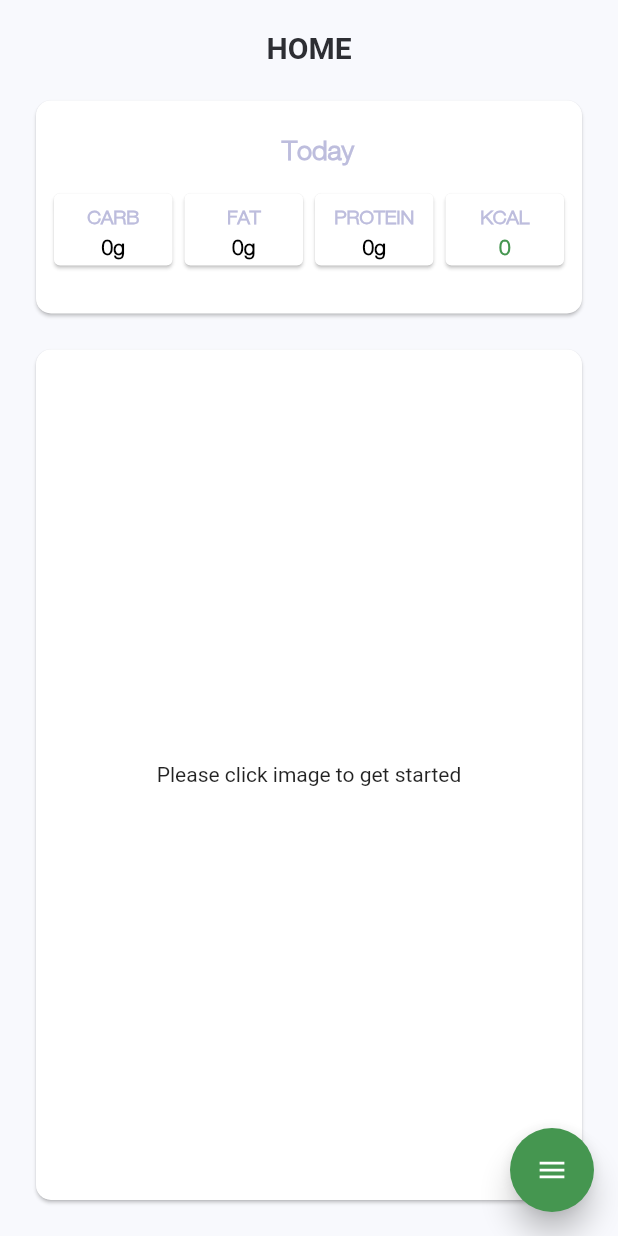
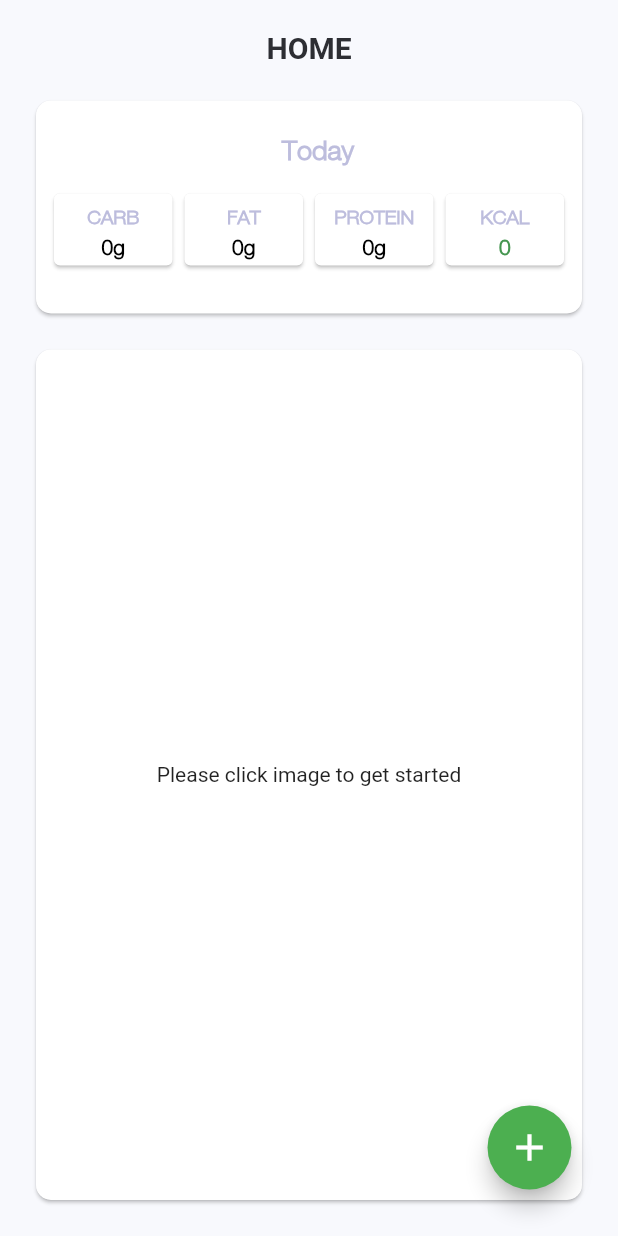
Before and after one commit to abhijeetAUR/FoodRonAi_Flutter, a Flutter app: the screen it shows after launch, on a phone screen of 412 x 824 dp. Run offline on Flutter 3.47's test engine with Material 2 defaults, Android fonts, the light colour scheme and no system bars; drawn by our look-alikes of flutter_speed_dial; our stand-ins replace flutter_spinkit, image_picker, shared_preferences, sqflite; missing offline and left inert: floating_search_bar, flutter_exif_rotation; accounts and stored records are empty.

Commit message:
changed speeddial floating widget with new widget to replace burger menu icon with add icon

```diff
--- a/food_ron_ai/lib/ui/HomePage.dart
+++ b/food_ron_ai/lib/ui/HomePage.dart
@@ -18,13 +18,14 @@ import 'package:http/http.dart' as http;
 import 'package:async/async.dart';
 import 'package:food_ron_ai/database/DatabaseHelper.dart';
 import 'package:food_ron_ai/database/DataModelImageMeta.dart';
+import 'dart:math' as math;
 
 class HomeScreen extends StatefulWidget {
   @override
   _HomeScreenState createState() => _HomeScreenState();
 }
 
-class _HomeScreenState extends State<HomeScreen> {
+class _HomeScreenState extends State<HomeScreen> with TickerProviderStateMixin {
   final ImageDataBloc _imageDataBloc = ImageDataBloc();
   final HomeListBloc _homeListBloc = HomeListBloc();
   File cimage;
@@ -39,6 +40,9 @@ class _HomeScreenState extends State<HomeScreen> {
   int count = 0;
   final authorizationToken = "96331CA0-7959-402E-8016-B7ABB3287A16";
   bool _fetchingResponse = false;
+  AnimationController _controller;
+  static const List<IconData> icons = const [ Icons.wallpaper, Icons.camera];
+  static const List<String> iconlabels = const [ "Gallery","Camera"];
 
   uploadImage(File imageFile) async {
     var returnCounterValue = ReturnCounterValue();
@@ -338,6 +342,10 @@ class _HomeScreenState extends State<HomeScreen> {
     getRecords();
     getTodaysRecordsFromDb();
     getAllSuggestionRecords();
+    _controller = new AnimationController(
+      vsync: this,
+      duration: const Duration(milliseconds: 500),
+    );
   }
 
   getAllSuggestionRecords() async {
@@ -915,11 +923,77 @@ class _HomeScreenState extends State<HomeScreen> {
       );
     }
 
+
+    floatingSpeedDial(){
+      return  Padding(
+        padding: EdgeInsets.only(bottom: 15, right: 15),
+              child: Column(
+                crossAxisAlignment: CrossAxisAlignment.end,
+          mainAxisSize: MainAxisSize.min,
+          children: new List.generate(icons.length, (int index) {
+            Widget child = new Container(
+              height: 70.0,
+              //width: 56.0,
+              alignment: FractionalOffset.topRight,
+              child: new ScaleTransition(
+                scale: new CurvedAnimation(
+                  parent: _controller,
+                  curve: new Interval(
+                    0.0,
+                    1.0 - index / icons.length / 2.0,
+                    curve: Curves.easeOut
+                  ),
+                ),
+                child: new FloatingActionButton.extended(
+                  heroTag: null,
+                  backgroundColor: Colors.green,
+                  label: Text("${iconlabels[index]}"),
+                  icon: Icon(icons[index], color: Colors.white,size: 20),
+                  onPressed: () {
+
+                    if(index==0){
+                      getImage(false);
+                      _controller.reverse();
+                    }else{
+                      getImage(true);
+                      _controller.reverse();
+                    }
+                  },
+                ),
+              ),
+            );
+            return child;
+          }).toList()..add(
+            FloatingActionButton(
+              heroTag: null,
+              child: new AnimatedBuilder(
+                animation: _controller,
+                builder: (BuildContext context, Widget child) {
+                  return new Transform(
+                    transform: new Matrix4.rotationZ(_controller.value * 0.5 * math.pi),
+                    alignment: FractionalOffset.center,
+                    child: new Icon(_controller.isDismissed ? Icons.add : Icons.close,size: 30,),
+                  );
+                },
+              ),
+              onPressed: () {
+                if (_controller.isDismissed) {
+                  _controller.forward();
+                } else {
+                  _controller.reverse();
+                }
+              },
+            ),
+          ),
+        ),
+      );
+    }
+
     Widget speedDial() {
       return SpeedDial(
         marginRight: 30,
         marginBottom: 35,
-        animatedIcon: AnimatedIcons.menu_close,
+        animatedIcon: AnimatedIcons.close_menu,
         animatedIconTheme: IconThemeData(size: 22.0),
         closeManually: false,
         curve: Curves.bounceIn,
@@ -996,7 +1070,8 @@ class _HomeScreenState extends State<HomeScreen> {
           ),
         ],
       ),
-      floatingActionButton: speedDial(),
+      floatingActionButton: floatingSpeedDial(),
+      //floatingActionButton: speedDial(),
     );
   }
 }
```
